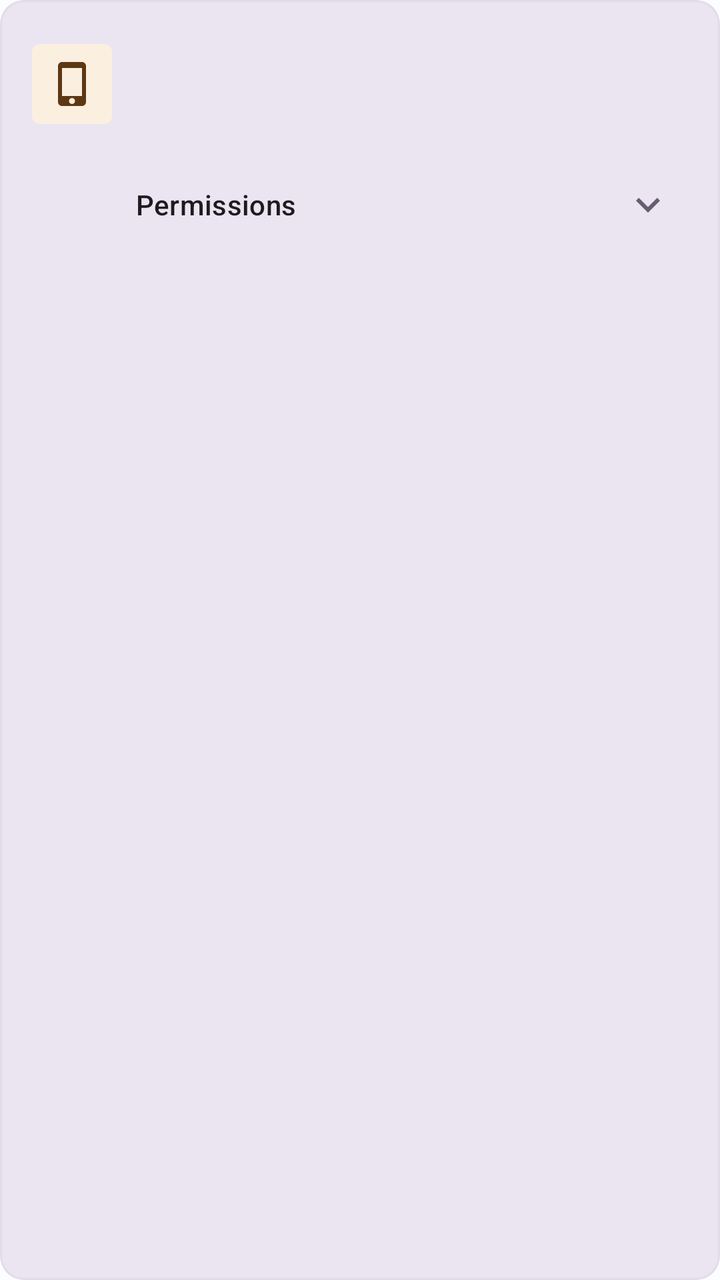
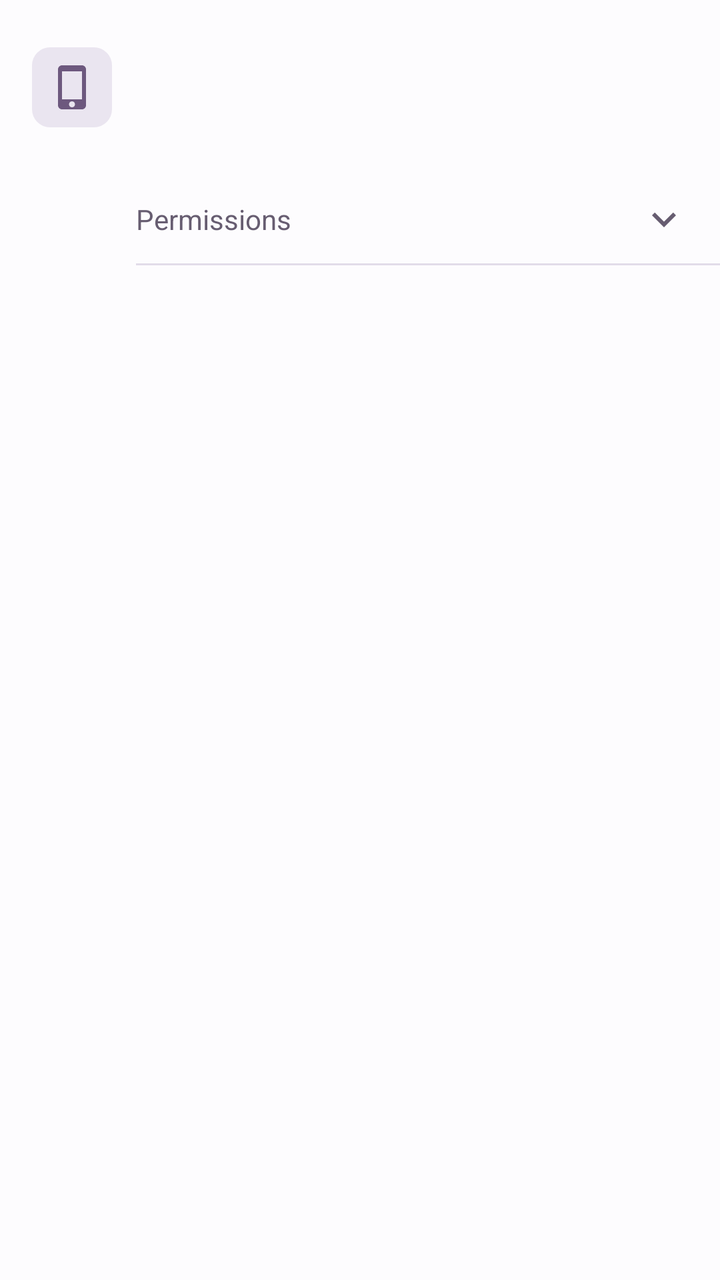

The first picture is an Android layout as it rendered before a commit; the second is the same layout after the commit. The layout source and the unified diff follow.
<!-- AndroidManifest.xml: application theme Theme.Bridgit -->
<!-- res/layout/linked_device_row.xml -->
<?xml version="1.0" encoding="utf-8"?>
<com.google.android.material.card.MaterialCardView xmlns:android="http://schemas.android.com/apk/res/android"
    xmlns:app="http://schemas.android.com/apk/res-auto"
    style="@style/Widget.Bridgit.Card"
    android:layout_width="match_parent"
    android:layout_height="wrap_content"
    android:layout_marginTop="8dp"
    app:cardBackgroundColor="?attr/colorSurfaceContainerHigh"
    app:contentPaddingBottom="10dp"
    app:contentPaddingEnd="4dp"
    app:contentPaddingStart="14dp"
    app:contentPaddingTop="10dp"
    app:strokeColor="?attr/colorOutlineVariant"
    app:strokeWidth="1dp">

    <LinearLayout
        android:layout_width="match_parent"
        android:layout_height="wrap_content"
        android:orientation="vertical">

        <LinearLayout
            android:id="@+id/header"
            android:layout_width="match_parent"
            android:layout_height="wrap_content"
            android:gravity="center_vertical"
            android:orientation="horizontal">

            <ImageView
                android:id="@+id/icon"
                android:layout_width="40dp"
                android:layout_height="40dp"
                android:background="@drawable/bg_mono_chip"
                android:backgroundTint="?attr/colorSecondaryContainer"
                android:importantForAccessibility="no"
                android:padding="8dp"
                android:src="@drawable/ic_nav_device"
                app:tint="?attr/colorOnSecondaryContainer" />

            <LinearLayout
                android:id="@+id/info"
                android:layout_width="0dp"
                android:layout_height="wrap_content"
                android:layout_marginStart="12dp"
                android:layout_weight="1"
                android:orientation="vertical">

                <TextView
                    android:id="@+id/name"
                    android:layout_width="match_parent"
                    android:layout_height="wrap_content"
                    android:textAppearance="?attr/textAppearanceTitleMedium" />

                <TextView
                    android:id="@+id/line2"
                    android:layout_width="match_parent"
                    android:layout_height="wrap_content"
                    android:textAppearance="?attr/textAppearanceBodySmall"
                    android:textColor="?attr/colorOnSurfaceVariant" />

                <TextView
                    android:id="@+id/purposes"
                    android:layout_width="match_parent"
                    android:layout_height="wrap_content"
                    android:layout_marginTop="2dp"
                    android:textAppearance="?attr/textAppearanceBodySmall"
                    android:textColor="?attr/colorOnSurfaceVariant" />
            </LinearLayout>

            <com.google.android.material.button.MaterialButton
                android:id="@+id/edit"
                style="@style/Widget.Material3.Button.IconButton"
                android:layout_width="48dp"
                android:layout_height="48dp"
                android:layout_marginStart="4dp"
                android:contentDescription="@string/device_profile_edit"
                android:insetLeft="0dp"
                android:insetTop="0dp"
                android:insetRight="0dp"
                android:insetBottom="0dp"
                android:visibility="gone"
                app:icon="@drawable/ic_applet_edit"
                app:iconGravity="textStart"
                app:iconPadding="0dp"
                app:iconSize="20dp"
                app:iconTint="?attr/colorOnSurfaceVariant" />
        </LinearLayout>

        <include android:id="@+id/permissions" layout="@layout/permissions_summary_row" />

        <FrameLayout
            android:id="@+id/permissionsPanel"
            android:layout_width="match_parent"
            android:layout_height="wrap_content"
            android:visibility="gone" />
    </LinearLayout>
</com.google.android.material.card.MaterialCardView>
<!-- res/layout/permissions_summary_row.xml (included above) -->
<?xml version="1.0" encoding="utf-8"?>
<LinearLayout xmlns:android="http://schemas.android.com/apk/res/android"
    xmlns:app="http://schemas.android.com/apk/res-auto"
    android:id="@+id/row"
    android:layout_width="match_parent"
    android:layout_height="wrap_content"
    android:layout_marginTop="4dp"
    android:background="?attr/selectableItemBackground"
    android:clickable="true"
    android:focusable="true"
    android:gravity="center_vertical"
    android:minHeight="48dp"
    android:orientation="horizontal"
    android:paddingEnd="8dp">

    <TextView
        android:id="@+id/label"
        android:layout_width="0dp"
        android:layout_height="wrap_content"
        android:layout_marginStart="52dp"
        android:layout_weight="1"
        android:text="@string/agents_section_permissions"
        android:textAppearance="?attr/textAppearanceLabelLarge" />

    <TextView
        android:id="@+id/count"
        android:layout_width="wrap_content"
        android:layout_height="wrap_content"
        android:paddingStart="8dp"
        android:paddingEnd="4dp"
        android:textAppearance="?attr/textAppearanceBodyMedium"
        android:textColor="?attr/colorOnSurfaceVariant" />

    <ImageView
        android:id="@+id/chevron"
        android:layout_width="24dp"
        android:layout_height="24dp"
        android:importantForAccessibility="no"
        android:src="@drawable/interactions_ic_expand"
        app:tint="?attr/colorOnSurfaceVariant" />
</LinearLayout>
<!-- resources referenced by this layout -->
<resources>
  <!-- drawable bg_mono_chip (drawable) -->
  <?xml version="1.0" encoding="utf-8"?>
  <shape xmlns:android="http://schemas.android.com/apk/res/android">
      <solid android:color="?attr/colorSurfaceContainerHigh" />
      <corners android:radius="4dp" />
  </shape>
  <string name="agents_section_permissions">Permissions</string>
  <string name="device_profile_edit">Edit device profile</string>
  <style name="Widget.Bridgit.Card" parent="Widget.Material3.CardView.Filled">
          <item name="cardBackgroundColor">?attr/colorSurfaceContainer</item>
          <item name="cardCornerRadius">12dp</item>
          <item name="contentPadding">16dp</item>
      </style>
  <color name="b_primary">#6D587E</color>
  <color name="b_on_primary">#FFFFFF</color>
  <color name="b_primary_container">#E9E2F0</color>
  <color name="b_on_primary_container">#332C3D</color>
  <color name="b_secondary">#83501E</color>
  <color name="b_on_secondary">#FFFFFF</color>
  <color name="b_secondary_container">#FBEFDF</color>
  <color name="b_on_secondary_container">#5E3715</color>
  <color name="b_surface">#FDFCFE</color>
  <color name="b_on_surface">#332C3D</color>
  <color name="b_surface_container">#F1EEF6</color>
  <color name="b_surface_container_high">#EAE5F0</color>
  <color name="b_surface_container_highest">#E2DCE9</color>
  <color name="b_surface_container_low">#F7F4FA</color>
  <color name="b_surface_container_lowest">#FFFFFF</color>
  <color name="b_on_surface_variant">#675D71</color>
  <color name="b_outline">#897E94</color>
  <color name="b_outline_variant">#E2DCE9</color>
  <color name="b_error">#A52D48</color>
  <color name="b_on_error">#FFFFFF</color>
  <color name="b_error_container">#F9E9ED</color>
  <color name="b_on_error_container">#5F1631</color>
  <color name="b_success">#16834A</color>
  <color name="b_success_container">#E6F3EB</color>
  <color name="b_on_success_container">#164D31</color>
  <color name="b_warning">#83501E</color>
  <style name="ShapeAppearance.Bridgit.Small" parent="ShapeAppearance.Material3.Corner.Small"><item name="cornerSize">8dp</item></style>
  <style name="ShapeAppearance.Bridgit.Large" parent="ShapeAppearance.Material3.Corner.Large"><item name="cornerSize">16dp</item></style>
  <!-- unchanged entries left out for length: 18 -->
</resources>

<!-- the commit's change to res/layout/linked_device_row.xml (unified diff, before → after) -->
@@ -1,99 +1,73 @@
 <?xml version="1.0" encoding="utf-8"?>
-<com.google.android.material.card.MaterialCardView xmlns:android="http://schemas.android.com/apk/res/android"
+<LinearLayout xmlns:android="http://schemas.android.com/apk/res/android"
     xmlns:app="http://schemas.android.com/apk/res-auto"
-    style="@style/Widget.Bridgit.Card"
     android:layout_width="match_parent"
     android:layout_height="wrap_content"
-    android:layout_marginTop="8dp"
-    app:cardBackgroundColor="?attr/colorSurfaceContainerHigh"
-    app:contentPaddingBottom="10dp"
-    app:contentPaddingEnd="4dp"
-    app:contentPaddingStart="14dp"
-    app:contentPaddingTop="10dp"
-    app:strokeColor="?attr/colorOutlineVariant"
-    app:strokeWidth="1dp">
+    android:orientation="vertical">
 
     <LinearLayout
+        android:id="@+id/header"
+        style="@style/Widget.Bridgit.AppletRow"
+        android:paddingEnd="8dp">
+
+        <ImageView
+            android:id="@+id/icon"
+            style="@style/Widget.Bridgit.AppletIcon"
+            android:src="@drawable/ic_nav_device" />
+
+        <LinearLayout
+            android:id="@+id/info"
+            android:layout_width="0dp"
+            android:layout_height="wrap_content"
+            android:layout_weight="1"
+            android:orientation="vertical">
+
+            <TextView
+                android:id="@+id/name"
+                style="@style/Widget.Bridgit.AppletTitle" />
+
+            <TextView
+                android:id="@+id/line2"
+                style="@style/Widget.Bridgit.AppletSecondary" />
+
+            <TextView
+                android:id="@+id/purposes"
+                style="@style/Widget.Bridgit.AppletSecondary" />
+        </LinearLayout>
+
+        <com.google.android.material.button.MaterialButton
+            android:id="@+id/edit"
+            style="@style/Widget.Material3.Button.IconButton"
+            android:layout_width="48dp"
+            android:layout_height="48dp"
+            android:layout_marginStart="4dp"
+            android:contentDescription="@string/device_profile_edit"
+            android:insetLeft="0dp"
+            android:insetTop="0dp"
+            android:insetRight="0dp"
+            android:insetBottom="0dp"
+            android:visibility="gone"
+            app:icon="@drawable/ic_applet_edit"
+            app:iconGravity="textStart"
+            app:iconPadding="0dp"
+            app:iconSize="24dp"
+            app:iconTint="?attr/colorOnSurfaceVariant" />
+    </LinearLayout>
+
+    <include android:id="@+id/permissions" layout="@layout/permissions_summary_row" />
+
+    <FrameLayout
+        android:id="@+id/permissionsPanel"
         android:layout_width="match_parent"
         android:layout_height="wrap_content"
-        android:orientation="vertical">
+        android:visibility="gone" />
 
-        <LinearLayout
-            android:id="@+id/header"
-            android:layout_width="match_parent"
-            android:layout_height="wrap_content"
-            android:gravity="center_vertical"
-            android:orientation="horizontal">
-
-            <ImageView
-                android:id="@+id/icon"
-                android:layout_width="40dp"
-                android:layout_height="40dp"
-                android:background="@drawable/bg_mono_chip"
-                android:backgroundTint="?attr/colorSecondaryContainer"
-                android:importantForAccessibility="no"
-                android:padding="8dp"
-                android:src="@drawable/ic_nav_device"
-                app:tint="?attr/colorOnSecondaryContainer" />
-
-            <LinearLayout
-                android:id="@+id/info"
-                android:layout_width="0dp"
-                android:layout_height="wrap_content"
-                android:layout_marginStart="12dp"
-                android:layout_weight="1"
-                android:orientation="vertical">
-
-                <TextView
-                    android:id="@+id/name"
-                    android:layout_width="match_parent"
-                    android:layout_height="wrap_content"
-                    android:textAppearance="?attr/textAppearanceTitleMedium" />
-
-                <TextView
-                    android:id="@+id/line2"
-                    android:layout_width="match_parent"
-                    android:layout_height="wrap_content"
-                    android:textAppearance="?attr/textAppearanceBodySmall"
-                    android:textColor="?attr/colorOnSurfaceVariant" />
-
-                <TextView
-                    android:id="@+id/purposes"
-                    android:layout_width="match_parent"
-                    android:layout_height="wrap_content"
-                    android:layout_marginTop="2dp"
-                    android:textAppearance="?attr/textAppearanceBodySmall"
-                    android:textColor="?attr/colorOnSurfaceVariant" />
-            </LinearLayout>
-
-            <com.google.android.material.button.MaterialButton
-                android:id="@+id/edit"
-                style="@style/Widget.Material3.Button.IconButton"
-                android:layout_width="48dp"
-                android:layout_height="48dp"
-                android:layout_marginStart="4dp"
-                android:contentDescription="@string/device_profile_edit"
-                android:insetLeft="0dp"
-                android:insetTop="0dp"
-                android:insetRight="0dp"
-                android:insetBottom="0dp"
-                android:visibility="gone"
-                app:icon="@drawable/ic_applet_edit"
-                app:iconGravity="textStart"
-                app:iconPadding="0dp"
-                app:iconSize="20dp"
-                app:iconTint="?attr/colorOnSurfaceVariant" />
-        </LinearLayout>
-
-        <include android:id="@+id/permissions" layout="@layout/permissions_summary_row" />
-
-        <FrameLayout
-            android:id="@+id/permissionsPanel"
-            android:layout_width="match_parent"
-            android:layout_height="wrap_content"
-            android:visibility="gone" />
-    </LinearLayout>
-</com.google.android.material.card.MaterialCardView>
+    <View
+        android:layout_width="match_parent"
+        android:layout_height="1dp"
+        android:layout_marginStart="68dp"
+        android:background="?attr/colorOutlineVariant" />
+</LinearLayout>
 <!-- res/layout/permissions_summary_row.xml (included above) -->
 <?xml version="1.0" encoding="utf-8"?>
 <LinearLayout xmlns:android="http://schemas.android.com/apk/res/android"
@@ -101,23 +75,23 @@
     android:id="@+id/row"
     android:layout_width="match_parent"
     android:layout_height="wrap_content"
-    android:layout_marginTop="4dp"
-    android:background="?attr/selectableItemBackground"
+        android:background="?attr/selectableItemBackground"
     android:clickable="true"
     android:focusable="true"
     android:gravity="center_vertical"
-    android:minHeight="48dp"
+    android:minHeight="44dp"
     android:orientation="horizontal"
-    android:paddingEnd="8dp">
+    android:paddingEnd="16dp">
 
     <TextView
         android:id="@+id/label"
         android:layout_width="0dp"
         android:layout_height="wrap_content"
-        android:layout_marginStart="52dp"
+        android:layout_marginStart="68dp"
         android:layout_weight="1"
         android:text="@string/agents_section_permissions"
-        android:textAppearance="?attr/textAppearanceLabelLarge" />
+        android:textColor="?attr/colorOnSurfaceVariant"
+        android:textSize="14sp" />
 
     <TextView
         android:id="@+id/count"
<!-- resource entries referenced after the edit -->
@@ -1,18 +1,50 @@
 <!-- resources referenced by this layout -->
 <resources>
-  <!-- drawable bg_mono_chip (drawable) -->
-  <?xml version="1.0" encoding="utf-8"?>
-  <shape xmlns:android="http://schemas.android.com/apk/res/android">
-      <solid android:color="?attr/colorSurfaceContainerHigh" />
-      <corners android:radius="4dp" />
-  </shape>
   <string name="agents_section_permissions">Permissions</string>
   <string name="device_profile_edit">Edit device profile</string>
-  <style name="Widget.Bridgit.Card" parent="Widget.Material3.CardView.Filled">
-          <item name="cardBackgroundColor">?attr/colorSurfaceContainer</item>
-          <item name="cardCornerRadius">12dp</item>
-          <item name="contentPadding">16dp</item>
+  <style name="Widget.Bridgit.AppletIcon" parent="">
+          <item name="android:layout_width">40dp</item>
+          <item name="android:layout_height">40dp</item>
+          <item name="android:layout_marginEnd">12dp</item>
+          <item name="android:padding">8dp</item>
+          <item name="android:background">@drawable/applet_icon_tile</item>
+          <item name="android:importantForAccessibility">no</item>
+          <item name="tint">?attr/colorPrimary</item>
       </style>
+  <style name="Widget.Bridgit.AppletRow" parent="">
+          <item name="android:layout_width">match_parent</item>
+          <item name="android:layout_height">wrap_content</item>
+          <item name="android:minHeight">64dp</item>
+          <item name="android:orientation">horizontal</item>
+          <item name="android:gravity">center_vertical</item>
+          <item name="android:paddingStart">16dp</item>
+          <item name="android:paddingEnd">16dp</item>
+          <item name="android:paddingTop">12dp</item>
+          <item name="android:paddingBottom">12dp</item>
+          <item name="android:background">?attr/selectableItemBackground</item>
+          <item name="android:clickable">true</item>
+          <item name="android:focusable">true</item>
+      </style>
+  <style name="Widget.Bridgit.AppletSecondary" parent="">
+          <item name="android:layout_width">match_parent</item>
+          <item name="android:layout_height">wrap_content</item>
+          <item name="android:layout_marginTop">2dp</item>
+          <item name="android:textSize">14sp</item>
+          <item name="android:textColor">?attr/colorOnSurfaceVariant</item>
+      </style>
+  <style name="Widget.Bridgit.AppletTitle" parent="">
+          <item name="android:layout_width">match_parent</item>
+          <item name="android:layout_height">wrap_content</item>
+          <item name="android:textSize">16sp</item>
+          <item name="android:fontFamily">sans-serif-medium</item>
+          <item name="android:textColor">?attr/colorOnSurface</item>
+      </style>
+  <!-- drawable applet_icon_tile (drawable) -->
+  <?xml version="1.0" encoding="utf-8"?>
+  <shape xmlns:android="http://schemas.android.com/apk/res/android" android:shape="rectangle">
+      <solid android:color="?attr/colorSurfaceContainerHigh" />
+      <corners android:radius="9dp" />
+  </shape>
   <color name="b_primary">#6D587E</color>
   <color name="b_on_primary">#FFFFFF</color>
   <color name="b_primary_container">#E9E2F0</color>
